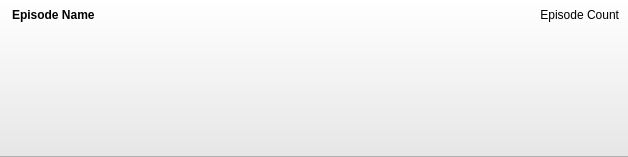
Qt form tvShows/ItemWidgetShow.ui (Komet/MediaElch) before a commit.
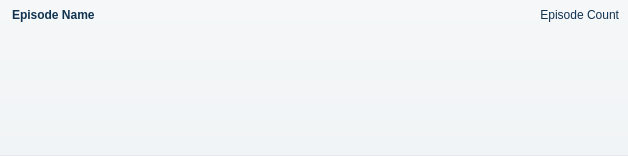
The same form after that commit. Icons and pictures are not drawn.

What changed in the file:
```diff
--- a/tvShows/ItemWidgetShow.ui
+++ b/tvShows/ItemWidgetShow.ui
@@ -16,6 +16,7 @@
   <property name="styleSheet">
    <string notr="true">#ItemWidgetShow {
 	background-color: qlineargradient(spread:pad, x1:0, y1:0, x2:0, y2:1, stop:0 rgba(255, 255, 255, 255), stop:1 rgba(230, 230, 230, 255));
+	background-color: qlineargradient(spread:pad, x1:0, y1:0, x2:0, y2:1, stop:0 #f5f7f8, stop:1 #f1f4f6);
 }</string>
   </property>
   <layout class="QVBoxLayout" name="verticalLayout">
@@ -29,7 +30,8 @@
     <widget class="QWidget" name="widget" native="true">
      <property name="styleSheet">
       <string notr="true">#widget {
-	border-bottom: 1px solid rgba(0, 0, 0, 60);
+/*	border-bottom: 2px solid rgba(0, 0, 0, 60);*/
+	border-bottom: 2px solid qlineargradient(spread:pad, x1:0, y1:0, x2:0, y2:1, stop:0 #e5e8f3, stop: 0.5 #e5e8f3, stop:0.51 #ffffff, stop:1 #ffffff);
 }</string>
      </property>
      <layout class="QVBoxLayout" name="verticalLayout_2" stretch="1,0">
@@ -55,6 +57,9 @@
             <bold>true</bold>
            </font>
           </property>
+          <property name="styleSheet">
+           <string notr="true">color: #113350;</string>
+          </property>
           <property name="text">
            <string>Episode Name</string>
           </property>
@@ -65,6 +70,9 @@
         </item>
         <item>
          <widget class="QLabel" name="episodes">
+          <property name="styleSheet">
+           <string notr="true">color: #113350;</string>
+          </property>
           <property name="text">
            <string>Episode Count</string>
           </property>
```
Left out of the diff: 2 changed lines with no effect on the pictures.
